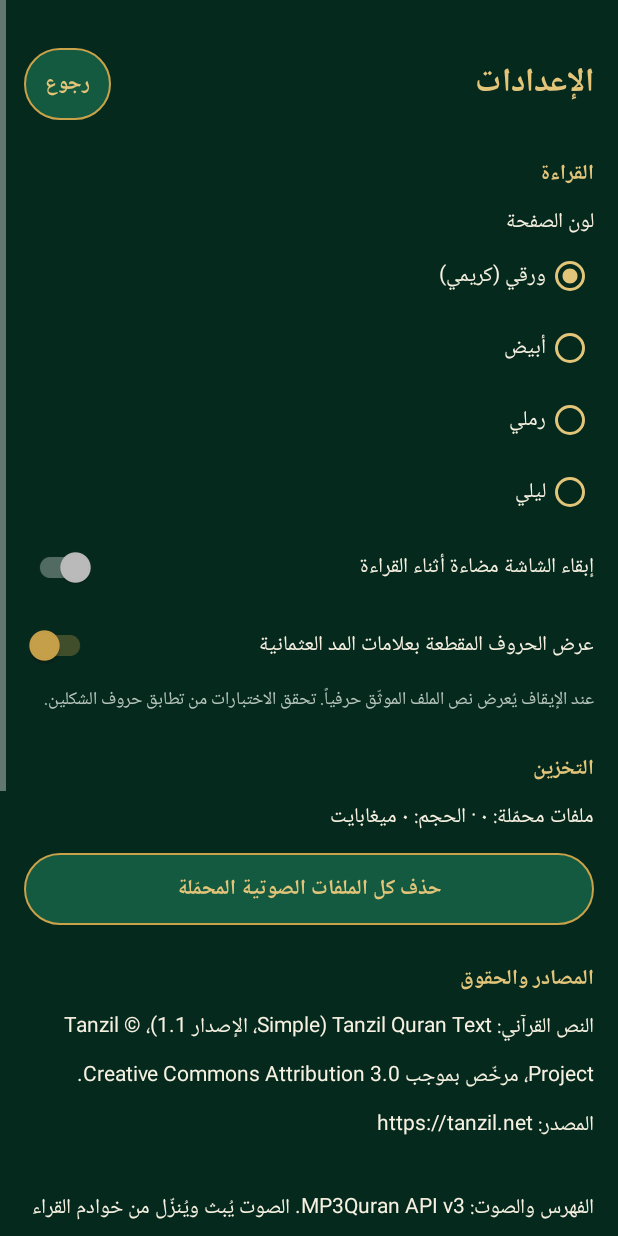
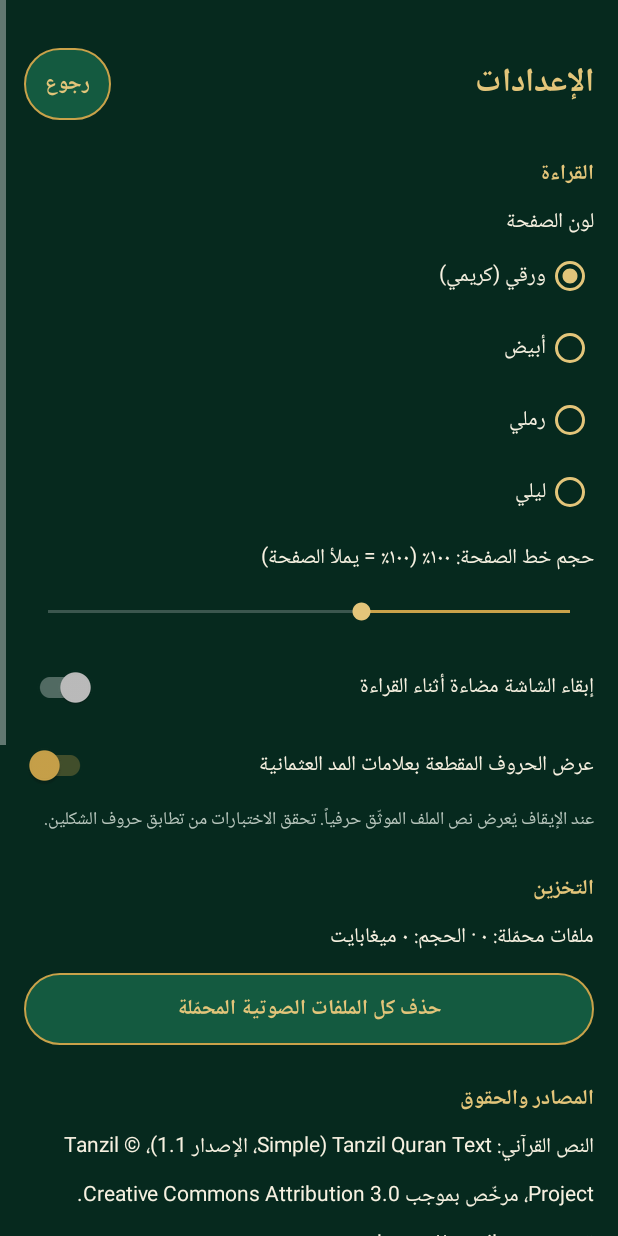
Before and after one commit to csmmalek/mushafi, an Android app: the SettingsActivity screen opened directly, with no data from a screen before it, on a phone screen of 412 x 824 dp. Run offline under Robolectric (Android 15) with nearby library versions, the phone set to English and light mode, and no system bars; our stand-ins replace Room's generated code.

Commit message:
Reader: page font size control (settings slider and A-/A+ chips)
Co-Authored-By: Claude Sonnet 5.5 <noreply@anthropic.com>
Claude-Session: https://claude.ai/code/session_011VBdDyjTNX925MqZa65F22

```diff
--- a/app/src/main/java/com/csm/mushafi/ReadingPrefs.java
+++ b/app/src/main/java/com/csm/mushafi/ReadingPrefs.java
@@ -41,6 +41,15 @@ final class ReadingPrefs {
         prefs.edit().putInt(KEY_FONT, Math.max(MIN_FONT, Math.min(MAX_FONT, sp))).apply();
     }
 
+    /** مقياس خط الصفحة بالنسبة المئوية (60–160)، 100 = الحجم الذي يملأ الصفحة. */
+    int pageFontPercent() {
+        return Math.max(60, Math.min(160, prefs.getInt("page_font_percent", 100)));
+    }
+
+    void savePageFontPercent(int percent) {
+        prefs.edit().putInt("page_font_percent", Math.max(60, Math.min(160, percent))).apply();
+    }
+
     String readerReciter() {
         return prefs.getString("reader_reciter", "alafasy");
     }
--- a/app/src/main/java/com/csm/mushafi/SettingsActivity.java
+++ b/app/src/main/java/com/csm/mushafi/SettingsActivity.java
@@ -5,6 +5,7 @@ import android.os.Handler;
 import android.os.Looper;
 import android.widget.Button;
 import android.widget.RadioGroup;
+import android.widget.SeekBar;
 import android.widget.TextView;
 import android.widget.Toast;
 
@@ -111,6 +112,28 @@ public class SettingsActivity extends AppCompatActivity {
                 }
             }
         });
+        TextView fontLabel = findViewById(R.id.settings_font_label);
+        SeekBar fontSeek = findViewById(R.id.settings_font_seek);
+        fontSeek.setProgress((reading.pageFontPercent() - 60) / 5);
+        fontLabel.setText(getString(R.string.settings_font_size, com.csm.mushafi.quran.ArabicDigits.format(reading.pageFontPercent())));
+        fontSeek.setOnSeekBarChangeListener(new SeekBar.OnSeekBarChangeListener() {
+            @Override
+            public void onProgressChanged(SeekBar bar, int progress, boolean fromUser) {
+                int percent = 60 + progress * 5;
+                fontLabel.setText(getString(R.string.settings_font_size, com.csm.mushafi.quran.ArabicDigits.format(percent)));
+                if (fromUser) {
+                    reading.savePageFontPercent(percent);
+                }
+            }
+
+            @Override
+            public void onStartTrackingTouch(SeekBar bar) {
+            }
+
+            @Override
+            public void onStopTrackingTouch(SeekBar bar) {
+            }
+        });
         SwitchCompat keep = findViewById(R.id.switch_keep_screen);
         keep.setChecked(reading.keepScreenOn());
         keep.setOnCheckedChangeListener((b, on) -> reading.saveKeepScreenOn(on));
--- a/app/src/main/res/layout/activity_settings.xml
+++ b/app/src/main/res/layout/activity_settings.xml
@@ -88,6 +88,21 @@
                 android:textColor="@color/text_on_dark" />
         </RadioGroup>
 
+        <TextView
+            android:id="@+id/settings_font_label"
+            android:layout_width="match_parent"
+            android:layout_height="wrap_content"
+            android:layout_marginTop="8dp"
+            android:textColor="@color/text_on_dark" />
+
+        <SeekBar
+            android:id="@+id/settings_font_seek"
+            android:layout_width="match_parent"
+            android:layout_height="48dp"
+            android:max="20"
+            android:progressTint="@color/gold"
+            android:thumbTint="@color/gold_light" />
+
         <androidx.appcompat.widget.SwitchCompat
             android:id="@+id/switch_keep_screen"
             android:layout_width="match_parent"
--- a/app/src/main/res/values/strings.xml
+++ b/app/src/main/res/values/strings.xml
@@ -128,4 +128,7 @@
     <string name="listen_choose_reciter">اختر القارئ</string>
     <string name="listen_not_ready">المشغّل لم يجهز بعد، حاول بعد لحظة</string>
     <string name="listen_error">تعذّر تشغيل التلاوة. تحقق من الاتصال بالإنترنت.</string>
+    <string name="settings_font_size">حجم خط الصفحة: %s٪ (١٠٠٪ = يملأ الصفحة)</string>
+    <string name="font_smaller">أ−</string>
+    <string name="font_larger">أ+</string>
 </resources>
```
Also changed, not shown: app/src/main/java/com/csm/mushafi/PageReaderActivity.java (+21 -1 lines), app/src/main/java/com/csm/mushafi/view/FitPageTextView.java (+46 -2 lines), app/src/main/res/layout/activity_page_reader.xml (+14 -0 lines), app/src/main/res/layout/item_mushaf_page.xml (+8 -1 lines), 1 other file.
